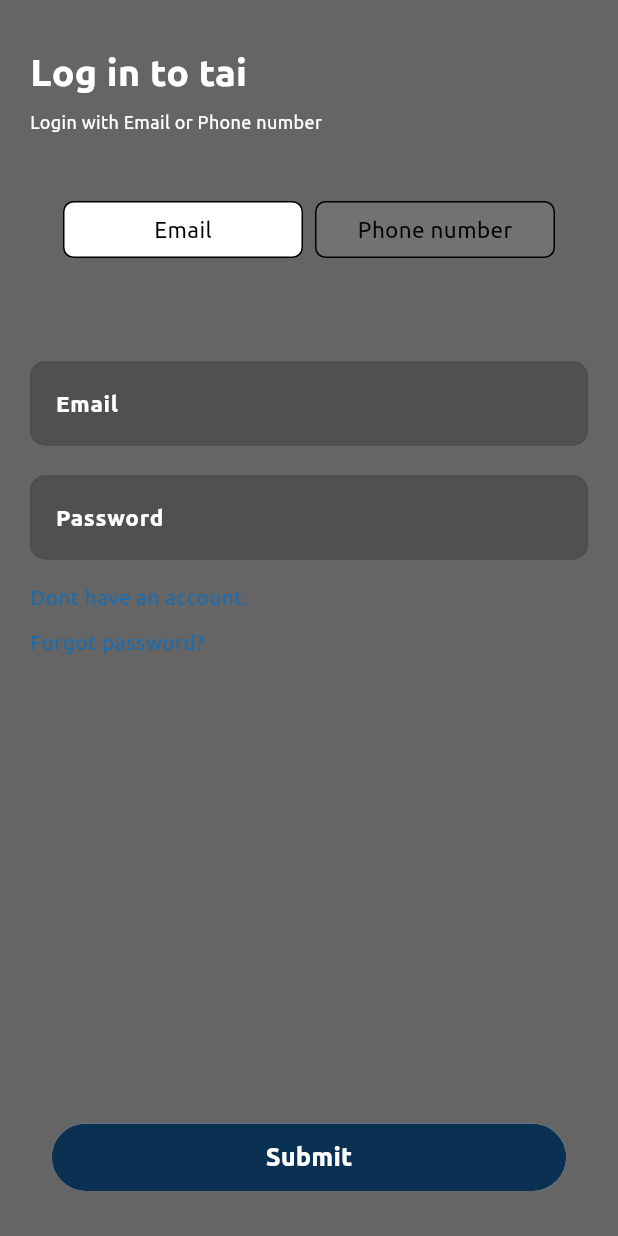
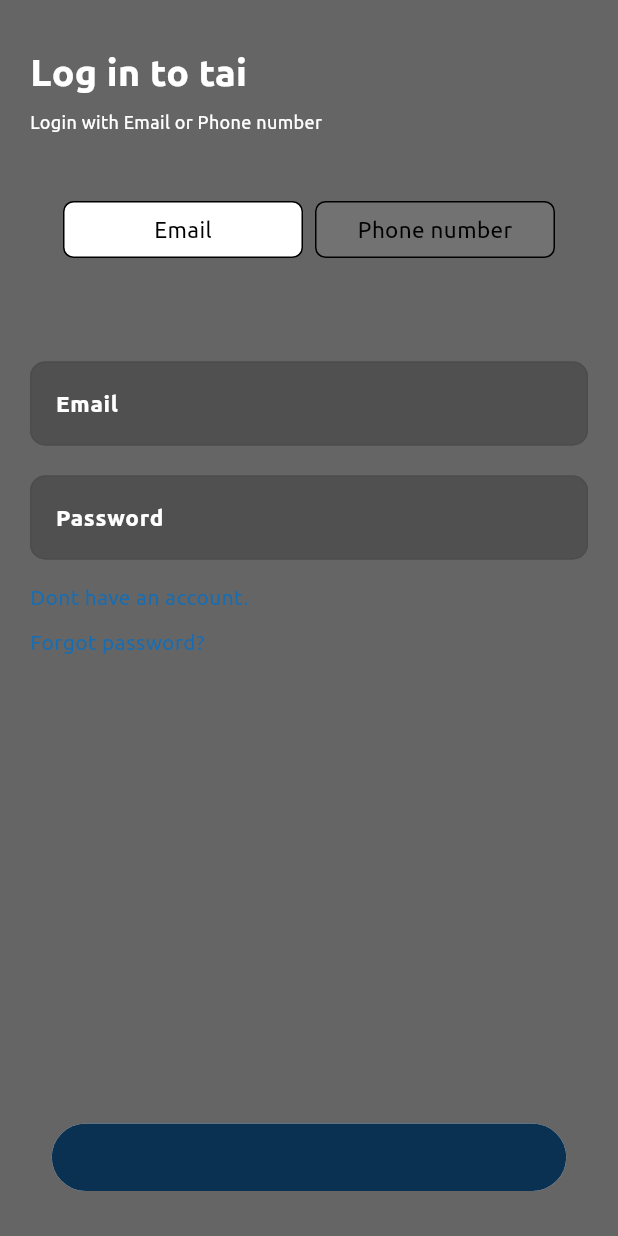
Before and after one commit to top2429/Finance-App, a Flutter app: the screen it shows after launch, on a phone screen of 412 x 824 dp. Run offline on Flutter 3.47's test engine with Material 3 defaults, Android fonts, the phone set to English and light mode, and no system bars; drawn by our look-alikes of buttons_tabbar; our stand-ins replace cloud_firestore, firebase_auth, firebase_core, fl_chart, flutter_otp_text_field, flutter_riverpod and 2 more; missing offline and left inert: flutterwave_standard, pin_plus_keyboard; accounts and stored records are empty; project files that could hold a hidden picture were left out.

Commit message:
fix: Some features is updated.

```diff
--- a/lib/commonWidgets/mainButton.dart
+++ b/lib/commonWidgets/mainButton.dart
@@ -1,6 +1,5 @@
 // ignore_for_file: file_names
 
-import 'package:flutter/cupertino.dart';
 import 'package:flutter/material.dart';
 
 class MainButton extends StatefulWidget {
@@ -44,18 +43,7 @@ class _MainButtonState extends State<MainButton> {
                           : theme.primaryColor),
           width: 343,
           height: 45,
-            child: Padding(
-              padding: const EdgeInsets.all(8.0),
-              child: Center(
-                  child: widget.indicator
-                      ? const CupertinoActivityIndicator(
-                          color: Colors.white,
-                        )
-                      : Text(
-                          widget.text,
-                          style: theme.textTheme.labelLarge,
-                        )),
-            )),
+        ),
       ),
     );
   }
```
Lines whose indentation alone changed are shown as unchanged.
